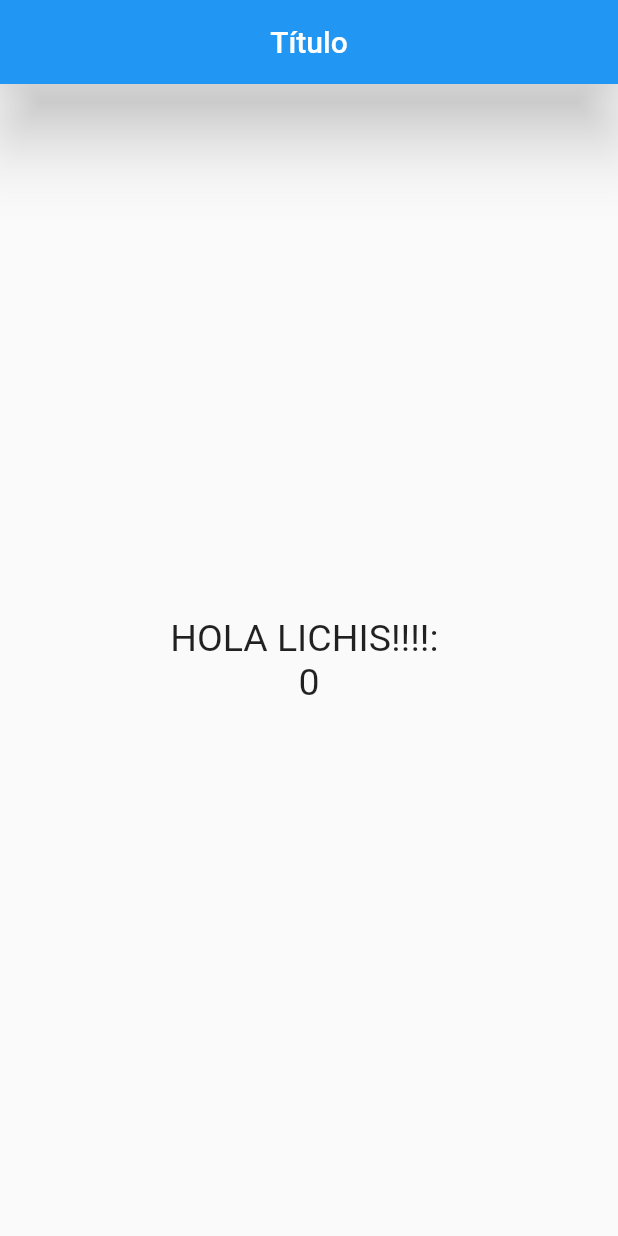
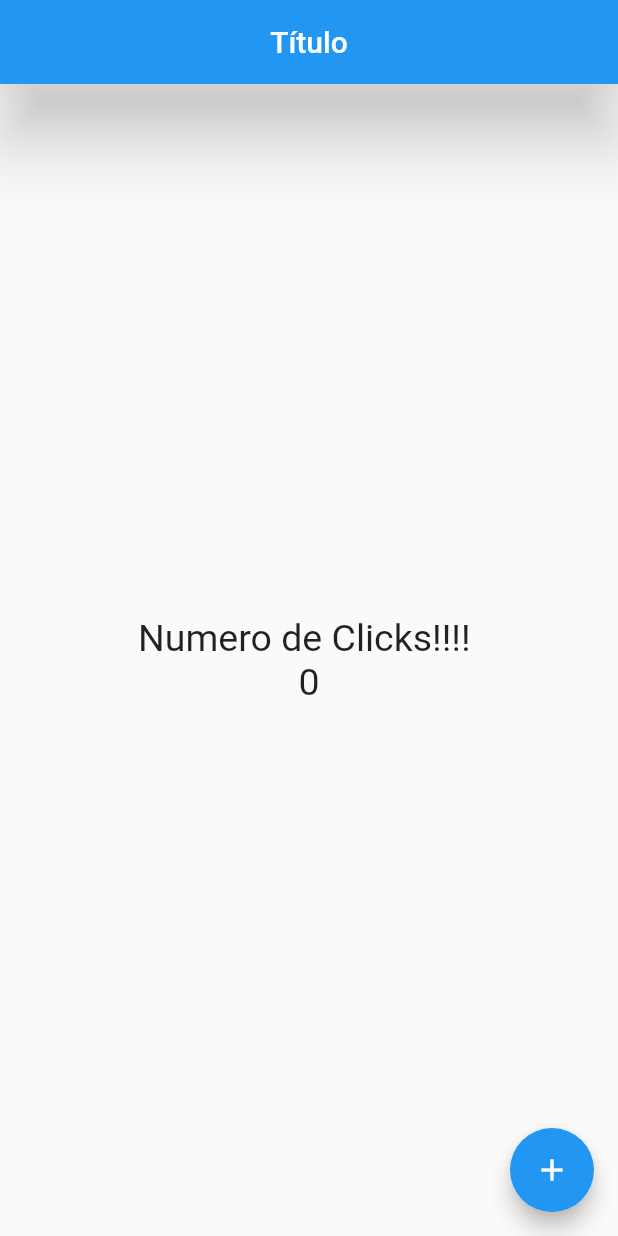
Before and after one commit to eddieware/contador, a Flutter app: the screen it shows after launch, on a phone screen of 412 x 824 dp. Run offline on Flutter 3.47's test engine with Material 2 defaults, Android fonts, the phone set to English and light mode, and no system bars.

Commit message:
add button

```diff
--- a/lib/src/pages/home_page.dart
+++ b/lib/src/pages/home_page.dart
@@ -18,12 +18,21 @@ Widget build(BuildContext context) {
       child: Column(
         mainAxisAlignment: MainAxisAlignment.center,
         children: <Widget>[
-            Text('HOLA LICHIS!!!!: ', style: estiloTexto),
+            Text('Numero de Clicks!!!! ', style: estiloTexto),
             Text('0',style: estiloTexto)
               ],
             )
       // la mayoria de los Widgets solo pueden tener un child
       ),
+      floatingActionButton: FloatingActionButton(
+
+        child: Icon(Icons.add),
+
+        onPressed: () {
+          print('Hola Mundo!');
+        }, //:null,// hace disable el boton
+
+      ),
   );
 }
 
```
